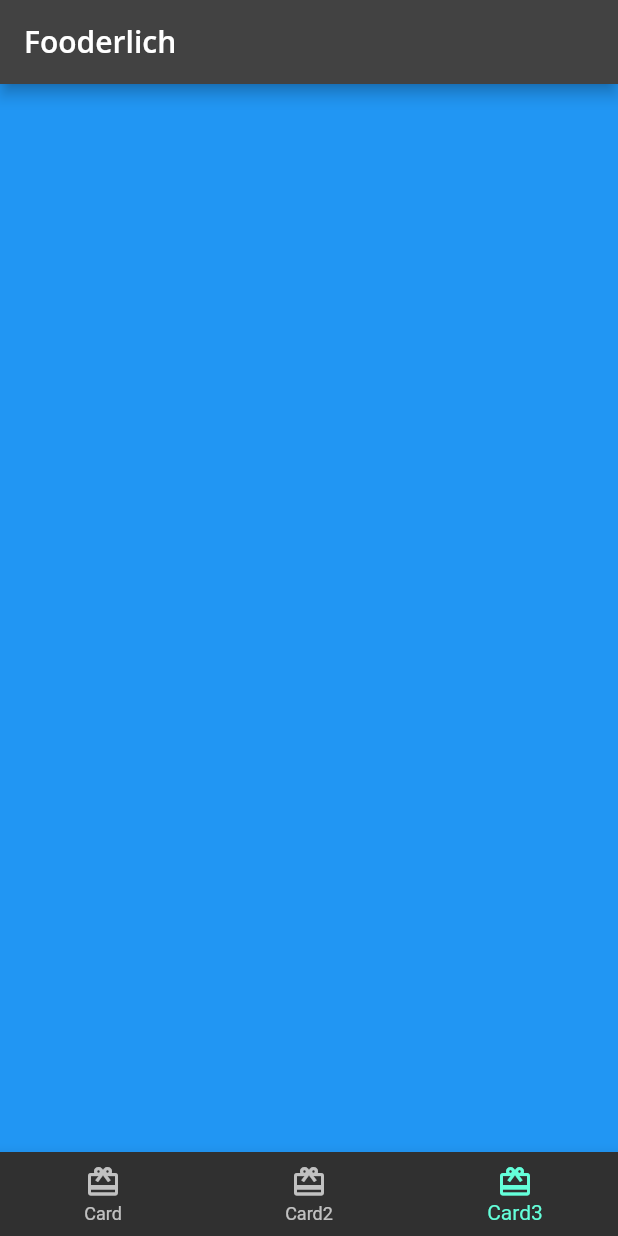
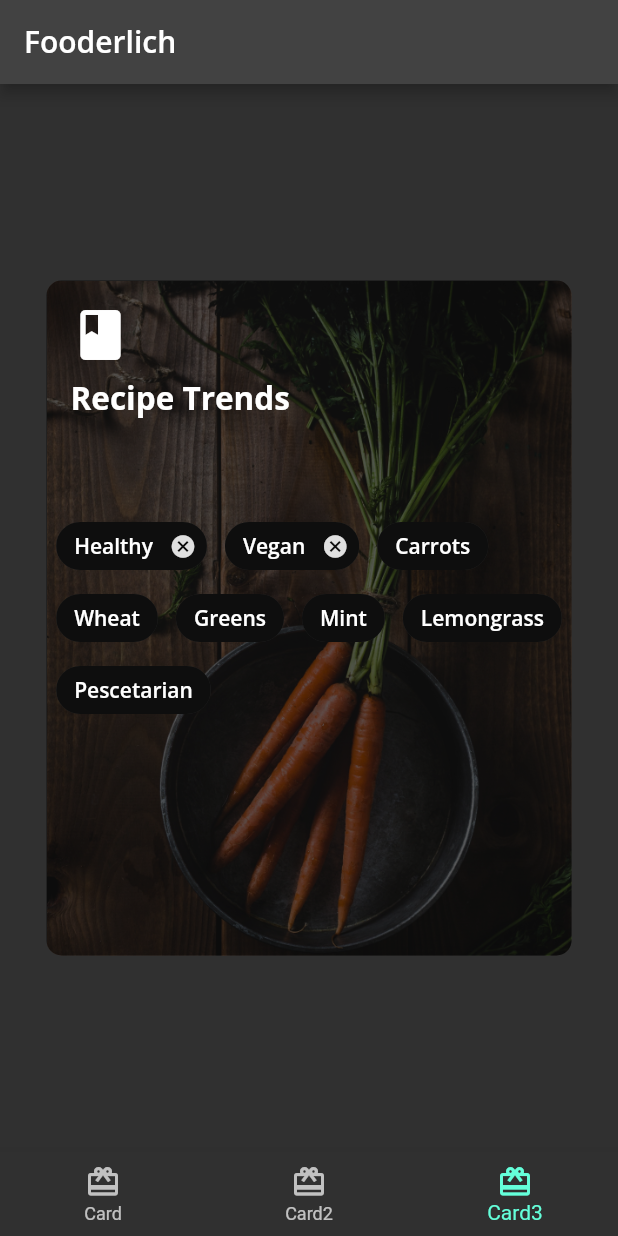
Before and after one commit to okellomano/Fooder, a Flutter app: the screen it shows after launch, item 3 of the bottom bar chosen, on a phone screen of 412 x 824 dp. Run offline on Flutter 3.47's test engine with Material 2 defaults, Android fonts, the phone set to English and light mode, and no system bars; our stand-ins replace google_fonts.

Commit message:
implemented card 3 using chip widget

```diff
--- a/lib/home.dart
+++ b/lib/home.dart
@@ -1,6 +1,7 @@
 import 'package:flutter/material.dart';
 import 'package:fooderlich/pages/card1.dart';
 import 'package:fooderlich/pages/card2.dart';
+import 'package:fooderlich/pages/card3.dart';
 
 class Home extends StatefulWidget {
   const Home({Key? key}) : super(key: key);
@@ -15,9 +16,7 @@ class _HomeState extends State<Home> {
   static List<Widget> pages = <Widget>[
     const Card1(),
     const Card2(),
-    Container(
-      color: Colors.blue,
-    )
+    const Card3(),
   ];
 
   void _onItemTapped(int index) {
--- /dev/null
+++ b/lib/pages/card3.dart
@@ -0,0 +1,124 @@
+import 'package:flutter/material.dart';
+import 'package:fooderlich/fooderlich_theme.dart';
+
+class Card3 extends StatelessWidget {
+  const Card3({Key? key}) : super(key: key);
+
+  @override
+  Widget build(BuildContext context) {
+    return Center(
+      child: Container(
+        constraints: const BoxConstraints.expand(width: 350, height: 450),
+        decoration: const BoxDecoration(
+          image: DecorationImage(
+              image: AssetImage('assets/mag2.png'), fit: BoxFit.cover),
+          borderRadius: BorderRadius.all(Radius.circular(10.0)),
+        ),
+        child: Stack(
+          children: [
+            // add dark overlay BoxDecoration
+            Container(
+              decoration: BoxDecoration(
+                color: Colors.black.withOpacity(0.6),
+                borderRadius: const BorderRadius.all(Radius.circular(10.0)),
+              ),
+            ),
+            // add containder, column, icon and text
+            Container(
+              padding: const EdgeInsets.all(16),
+              child: Column(
+                crossAxisAlignment: CrossAxisAlignment.start,
+                children: [
+                  const Icon(
+                    Icons.book,
+                    color: Colors.white,
+                    size: 40,
+                  ),
+                  const SizedBox(
+                    height: 8,
+                  ),
+                  Text(
+                    'Recipe Trends',
+                    style: FooderlichTheme.darkTextTheme.headline2,
+                  ),
+                  const SizedBox(height: 30),
+                ],
+              ),
+            ),
+            // add center widget with Chip widger
+            Center(
+              child: Wrap(
+                alignment: WrapAlignment.start,
+                spacing: 12,
+                children: [
+                  Chip(
+                    label: Text(
+                      'Healthy',
+                      style: FooderlichTheme.darkTextTheme.bodyText1,
+                    ),
+                    backgroundColor: Colors.black.withOpacity(0.7),
+                    onDeleted: () {
+                      print('delete');
+                    },
+                  ),
+                  Chip(
+                    label: Text(
+                      'Vegan',
+                      style: FooderlichTheme.darkTextTheme.bodyText1,
+                    ),
+                    backgroundColor: Colors.black.withOpacity(0.7),
+                    onDeleted: () {
+                      print('delete');
+                    },
+                  ),
+                  Chip(
+                    label: Text(
+                      'Carrots',
+                      style: FooderlichTheme.darkTextTheme.bodyText1,
+                    ),
+                    backgroundColor: Colors.black.withOpacity(0.7),
+                  ),
+                  Chip(
+                    label: Text(
+                      'Wheat',
+                      style: FooderlichTheme.darkTextTheme.bodyText1,
+                    ),
+                    backgroundColor: Colors.black.withOpacity(0.7),
+                  ),
+                  Chip(
+                    label: Text(
+                      'Greens',
+                      style: FooderlichTheme.darkTextTheme.bodyText1,
+                    ),
+                    backgroundColor: Colors.black.withOpacity(0.7),
+                  ),
+                  Chip(
+                    label: Text(
+                      'Mint',
+                      style: FooderlichTheme.darkTextTheme.bodyText1,
+                    ),
+                    backgroundColor: Colors.black.withOpacity(0.7),
+                  ),
+                  Chip(
+                    label: Text(
+                      'Lemongrass',
+                      style: FooderlichTheme.darkTextTheme.bodyText1,
+                    ),
+                    backgroundColor: Colors.black.withOpacity(0.7),
+                  ),
+                  Chip(
+                    label: Text(
+                      'Pescetarian',
+                      style: FooderlichTheme.darkTextTheme.bodyText1,
+                    ),
+                    backgroundColor: Colors.black.withOpacity(0.7),
+                  ),
+                ],
+              ),
+            ),
+          ],
+        ),
+      ),
+    );
+  }
+}
```
